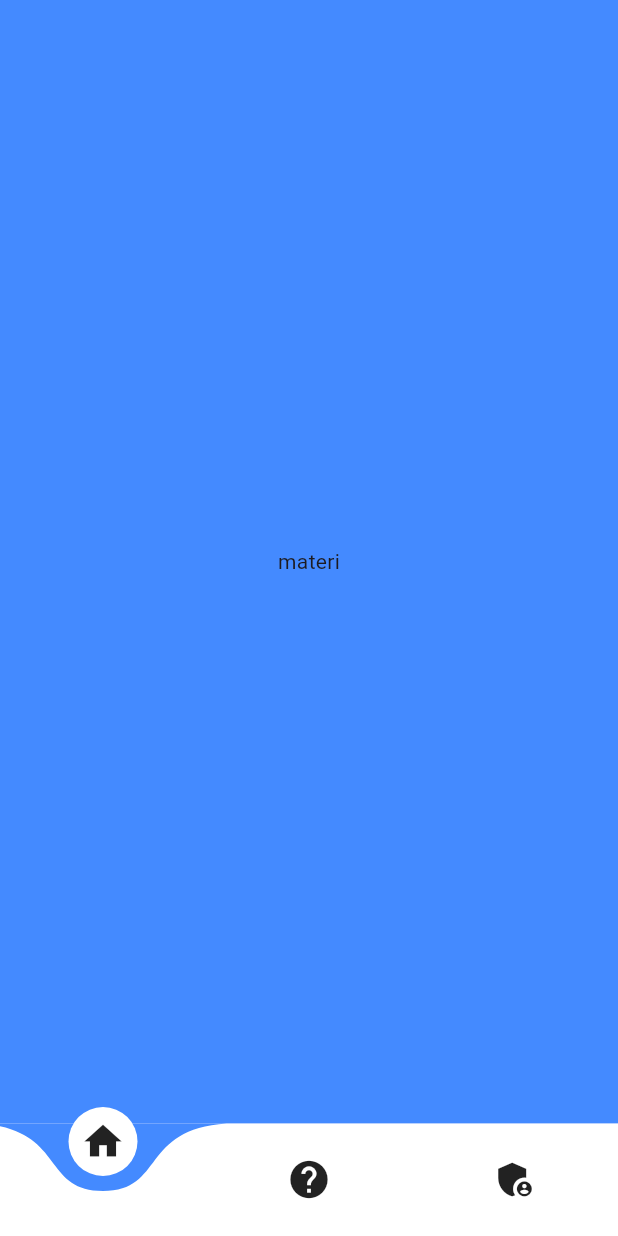
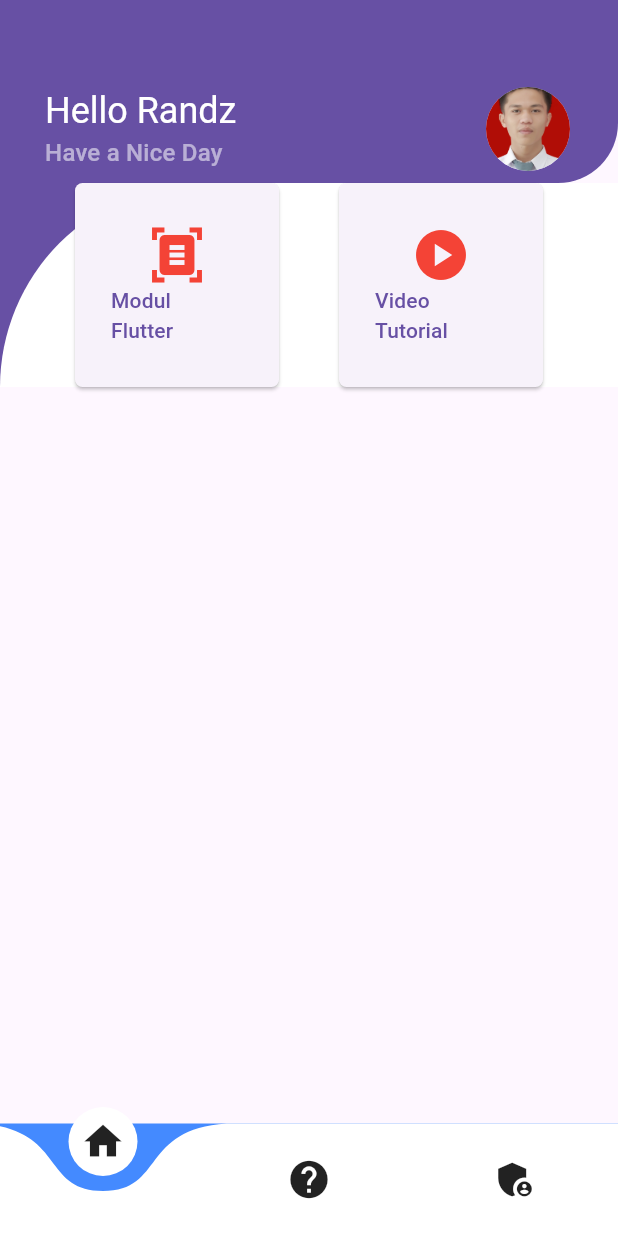
Before and after one commit to LearnProgrammingDev/project_psb_flutterr_apps_media_pembelajaran, a Flutter app: the screen it shows after launch, on a phone screen of 412 x 824 dp. Run offline on Flutter 3.47's test engine with Material 3 defaults, Android fonts, the phone set to English and light mode, and no system bars; drawn by our look-alikes of curved_navigation_bar.

Commit message:
membuat halaman materi yang menampilkan button materi dan video

```diff
--- a/lib/Screen/materi.dart
+++ b/lib/Screen/materi.dart
@@ -5,9 +5,131 @@ class Materi extends StatelessWidget {
 
   @override
   Widget build(BuildContext context) {
-    return Scaffold(
-      backgroundColor: Colors.blueAccent,
-      body: const Center(child: Text('materi')),
+    return MaterialApp(
+      debugShowCheckedModeBanner: false,
+      title: 'Materi',
+      theme: ThemeData(primarySwatch: Colors.blue),
+      home: const MyHomePage(),
     );
   }
 }
+
+class MyHomePage extends StatefulWidget {
+  const MyHomePage({super.key});
+
+  @override
+  State<MyHomePage> createState() => _MyHomePageState();
+}
+
+class _MyHomePageState extends State<MyHomePage> {
+  get title => null;
+  @override
+  Widget build(BuildContext context) {
+    return Scaffold(
+      body: ListView(
+        padding: EdgeInsets.zero,
+        children: [
+          Container(
+            decoration: BoxDecoration(
+              color: Theme.of(context).primaryColor,
+              borderRadius: const BorderRadius.only(
+                bottomRight: Radius.circular(40),
+                bottomLeft: Radius.circular(0),
+              ),
+            ),
+            child: Column(
+              children: [
+                const SizedBox(height: 50),
+                ListTile(
+                  contentPadding: const EdgeInsets.symmetric(horizontal: 30),
+                  title: Text(
+                    'Hello Randz',
+                    style: Theme.of(
+                      context,
+                    ).textTheme.headlineSmall?.copyWith(color: Colors.white),
+                  ),
+                  subtitle: Text(
+                    'Have a Nice Day',
+                    style: Theme.of(
+                      context,
+                    ).textTheme.titleMedium?.copyWith(color: Colors.white54),
+                  ),
+                  trailing: const CircleAvatar(
+                    radius: 30,
+                    backgroundImage: AssetImage('assets/randi.jpg'),
+                  ),
+                ),
+              ],
+            ),
+          ),
+          Container(
+            color: Theme.of(context).primaryColor,
+            child: Container(
+              padding: const EdgeInsets.symmetric(horizontal: 50),
+              decoration: const BoxDecoration(
+                color: Colors.white,
+                borderRadius: BorderRadius.only(topLeft: Radius.circular(200)),
+              ),
+              child: GridView.count(
+                shrinkWrap: true,
+                physics: const NeverScrollableScrollPhysics(),
+                crossAxisCount: 2,
+                crossAxisSpacing: 40,
+                mainAxisSpacing: 30,
+                children: <Widget>[
+                  ElevatedButton(
+                    style: ElevatedButton.styleFrom(
+                      shape: RoundedRectangleBorder(
+                        borderRadius: BorderRadius.circular(5.0),
+                      ),
+                    ),
+                    onPressed: () {
+                      // Navigator.push(
+                      //   context,
+                      //   MaterialPageRoute(
+                      //     builder: (context) => const VideoApp()),
+                      //   );
+                    },
+                    child: const Column(
+                      mainAxisAlignment: MainAxisAlignment.center,
+                      children: [
+                        Icon(
+                          Icons.document_scanner,
+                          color: Colors.red,
+                          size: 40.0,
+                        ),
+                        Text('Modul  Flutter'),
+                      ],
+                    ),
+                  ),
+                  ElevatedButton(
+                    style: ElevatedButton.styleFrom(
+                      shape: RoundedRectangleBorder(
+                        borderRadius: BorderRadius.circular(5.0),
+                      ),
+                    ),
+                    onPressed: () {
+                      // Navigator.push(
+                      //   context,
+                      //   MaterialPageRoute(
+                      //     builder: (context) => const VideoApp()),
+                      //   );
+                    },
+                    child: const Column(
+                      mainAxisAlignment: MainAxisAlignment.center,
+                      children: [
+                        Icon(Icons.play_circle, color: Colors.red, size: 40.0),
+                        Text('Video Tutorial'),
+                      ],
+                    ),
+                  ),
+                ],
+              ),
+            ),
+          ),
+          const SizedBox(height: 20),
+        ],
+      ),
+    );
+  }
+}
```
